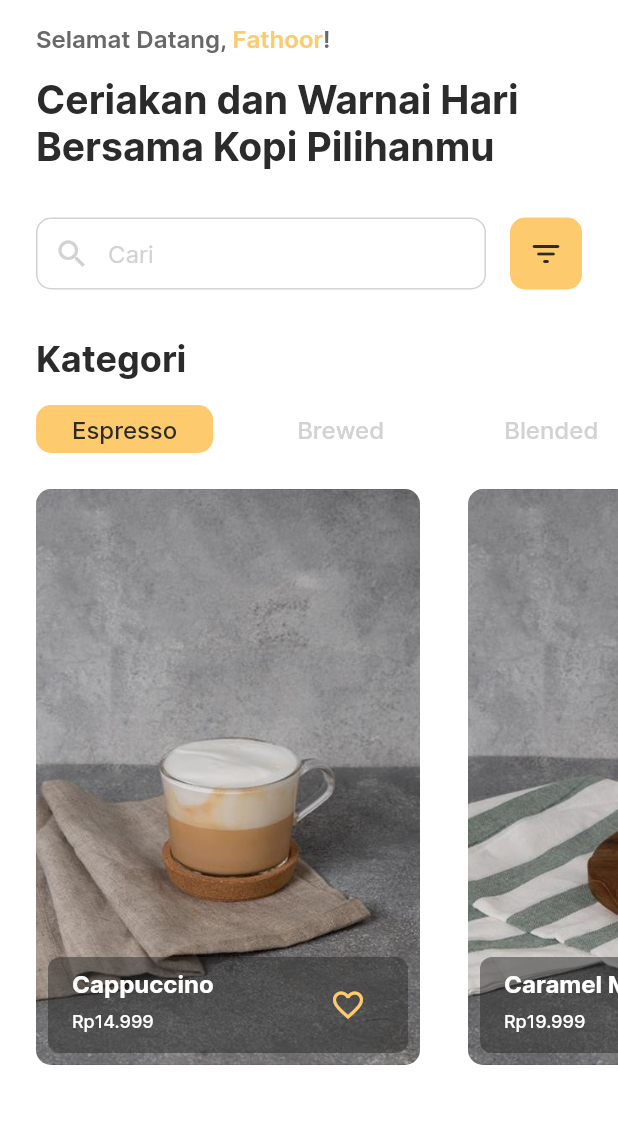
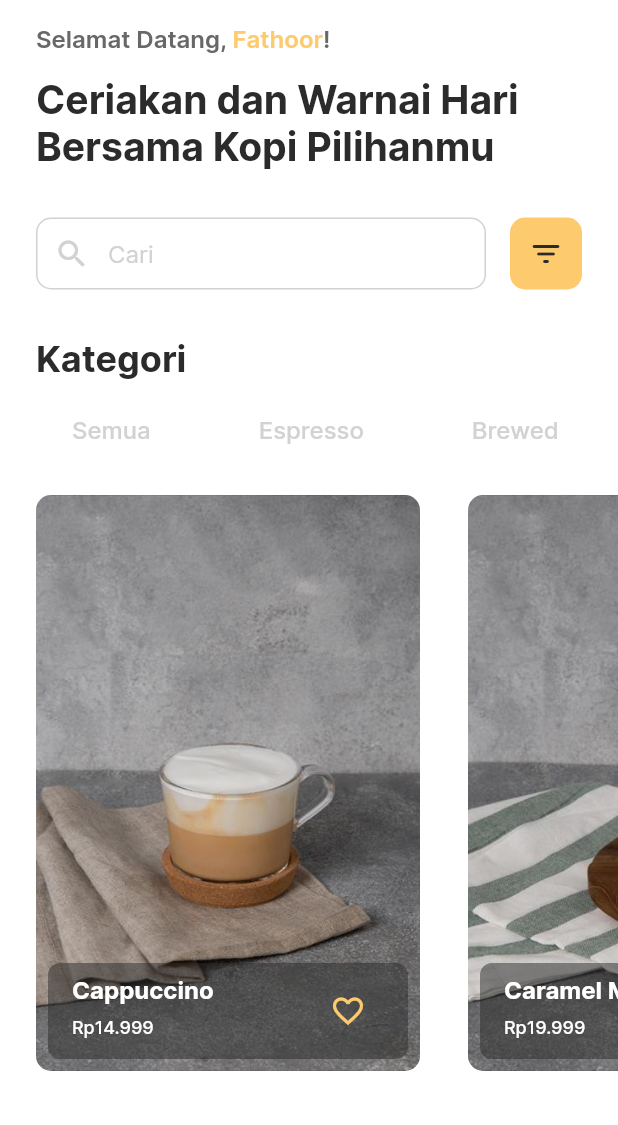
Before and after one commit to fathoor/kopiku, a Flutter app: the screen it shows after launch, after a tap on "Espresso", on a phone screen of 412 x 824 dp, the part 111-1236 px from its top. Run offline on Flutter 3.47's test engine with Material 2 defaults, Android fonts, the phone set to English and light mode, and no system bars.

Commit message:
edit: pass selected value to home_screen

```diff
--- a/lib/widgets/categories_widget.dart
+++ b/lib/widgets/categories_widget.dart
@@ -1,62 +1,66 @@
 import 'package:flutter/material.dart';
 import 'package:kopiku/constants/constant.dart';
+import 'package:kopiku/model/coffee.dart';
 import 'package:kopiku/screens/home_screen.dart';
 
 class CategoriesWidget extends StatefulWidget {
-  const CategoriesWidget({Key? key}) : super(key: key);
-
-  static List<String> categories = [
-    'Espresso',
-    'Brewed',
-    'Blended',
-    'Lainnya',
-  ];
+  final selected;
+  const CategoriesWidget({Key? key, required this.selected}) : super(key: key);
 
   @override
   State<CategoriesWidget> createState() => _CategoriesWidgetState();
 }
 
 class _CategoriesWidgetState extends State<CategoriesWidget> {
-  final _scrollController = ScrollController();
-
   @override
   Widget build(BuildContext context) {
     return SizedBox(
-      height: 32,
+      height: 36,
       child: Scrollbar(
-        controller: _scrollController,
-        child: SingleChildScrollView(
-          controller: _scrollController,
+        controller: ScrollController(),
+        child: ListView.builder(
           scrollDirection: Axis.horizontal,
-          child: Row(
-            children: List.generate(
-              CategoriesWidget.categories.length,
-              (index) => GestureDetector(
-                onTap: () => Navigator.push(
+          itemCount: categoryList.length,
+          itemBuilder: (context, index) {
+            return GestureDetector(
+              onTap: () {
+                // setState(() => selected = categoryList[index]);
+                Navigator.push(
                   context,
                   MaterialPageRoute(
-                    builder: (context) => const HomeScreen(),
+                    builder: (context) =>
+                        HomeScreen(selected: categoryList[index]),
                   ),
-                ),
+                );
+              },
               child: Container(
                 padding: const EdgeInsets.symmetric(horizontal: 24),
-                  margin:
-                      EdgeInsets.only(left: index == 0 ? 24 : 16, right: 16),
+                margin: const EdgeInsets.only(left: 24, bottom: 4),
+                alignment: Alignment.center,
                 decoration: BoxDecoration(
                   borderRadius: BorderRadius.circular(10),
-                    color: index == 0 ? cream : white,
+                  color: widget.selected == categoryList[index] ? cream : white,
+                  boxShadow: widget.selected == categoryList[index]
+                      ? [
+                          BoxShadow(
+                            color: black.withOpacity(0.2),
+                            offset: const Offset(0, 0),
+                            blurRadius: 16,
+                          )
+                        ]
+                      : null,
                 ),
-                  child: Center(
                 child: Text(
-                      CategoriesWidget.categories[index],
+                  categoryList[index],
                   style: medium.copyWith(
-                          color: index == 0 ? black : grey, fontSize: 16),
+                    color:
+                        widget.selected == categoryList[index] ? black : grey,
+                    fontSize: 16,
                   ),
                 ),
               ),
-              ),
-            ),
-          ),
+            );
+          },
         ),
       ),
     );
```
Lines whose indentation alone changed are shown as unchanged.
